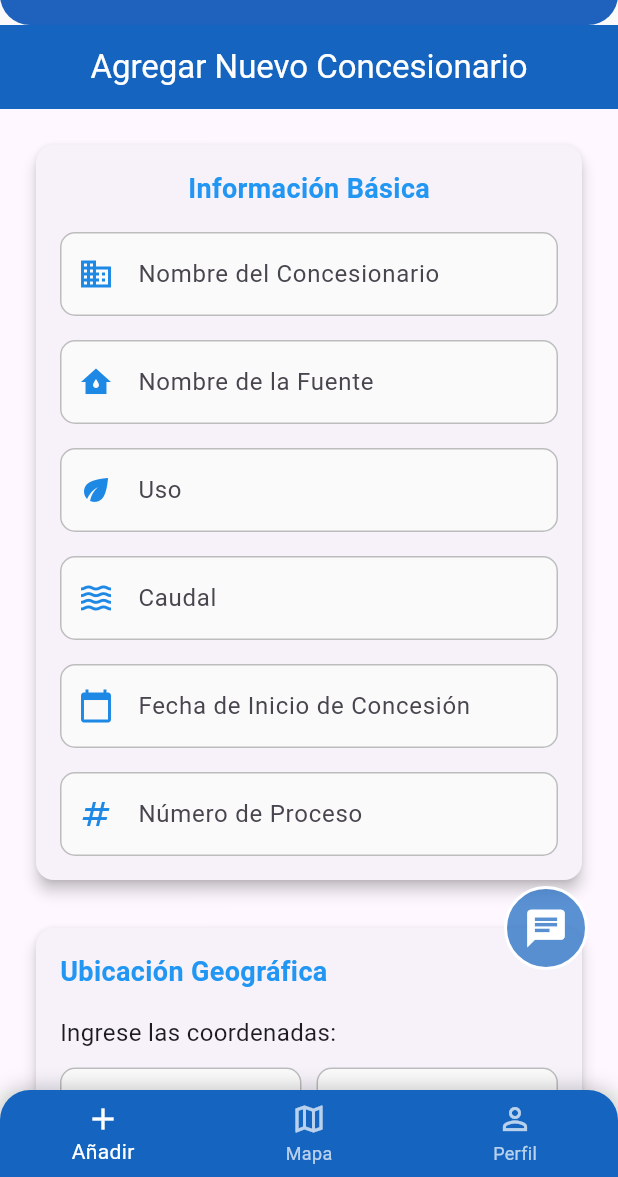
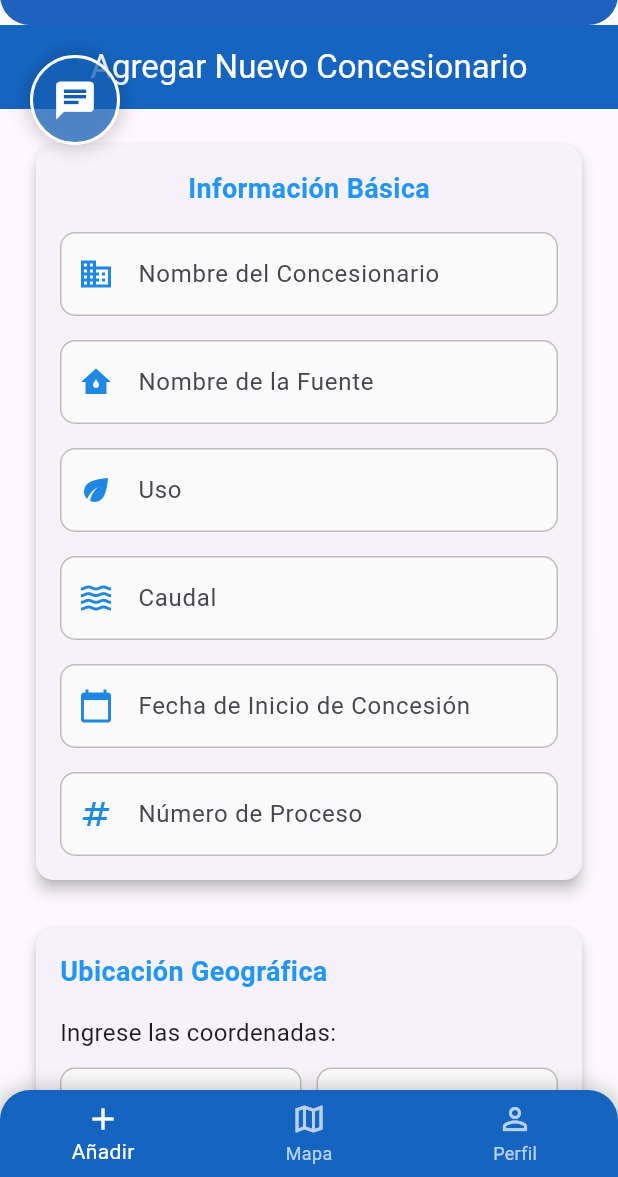
Before and after one commit to SeveroGames/hib_rec, a Flutter app: the screen it shows once a user with an empty profile is signed in, on a phone screen of 412 x 824 dp, the part 59-1236 px from its top. Run offline on Flutter 3.47's test engine with Material 3 defaults, Android fonts, the phone set to English and light mode, and no system bars; our stand-ins replace cloud_firestore, firebase_auth, firebase_core, google_fonts, google_generative_ai, google_maps_flutter; accounts and stored records are empty.

```diff
--- a/lib/screens/main_screen.dart
+++ b/lib/screens/main_screen.dart
@@ -1,10 +1,10 @@
 import 'package:flutter/material.dart';
 import 'package:firebase_auth/firebase_auth.dart';
 import 'package:cloud_firestore/cloud_firestore.dart';
+import 'package:hib_rec/screens/chat_screen.dart';
 import 'package:hib_rec/screens/map_screen.dart';
 import 'add_concesion.dart';
-import 'chat_screen.dart';
-import 'profile_section.dart'; // Tu pantalla de perfil
+import 'profile_section.dart';
 
 class MainScreen extends StatefulWidget {
   const MainScreen({super.key});
@@ -17,7 +17,8 @@ class _MainScreenState extends State<MainScreen> {
   User? _currentUser;
   Map<String, dynamic>? _userData;
   int _currentIndex = 0;
-  bool _showChatButton = true; // Controla la visibilidad del botón del chatbot
+  bool _showChatButton = true;
+  Offset _chatButtonPosition = Offset(20, 20);
 
   @override
   void initState() {
@@ -43,10 +44,9 @@ class _MainScreenState extends State<MainScreen> {
   }
 
   void _openChatbot() {
-    // Navegar a la pantalla del chatbot
     Navigator.push(
       context,
-      MaterialPageRoute(builder: (context) => ChatScreen(concessionName: 'Chat')),
+      MaterialPageRoute(builder: (context) => const ChatScreen(concessionName: 'ChatBot de Ayuda')),
     );
   }
 
@@ -75,15 +75,60 @@ class _MainScreenState extends State<MainScreen> {
       body: Stack(
         children: [
           _buildCurrentScreen(),
-          // Botón flotante del chatbot
           if (_showChatButton)
-            Positioned(
-              bottom: 80, // Ajusta esta posición según tus necesidades
-              right: 20,
-              child: FloatingActionButton(
-                onPressed: _openChatbot,
-                backgroundColor: Colors.transparent,
-                elevation: 0,
+            AnimatedPositioned(
+              duration: const Duration(milliseconds: 200),
+              left: _chatButtonPosition.dx,
+              top: _chatButtonPosition.dy,
+              child: Draggable(
+                feedback: Material(
+                  child: Container(
+                    width: 60,
+                    height: 60,
+                    decoration: BoxDecoration(
+                      color: Colors.blue.shade800.withOpacity(0.9),
+                      shape: BoxShape.circle,
+                      border: Border.all(
+                        color: Colors.white,
+                        width: 2,
+                      ),
+                      boxShadow: [
+                        BoxShadow(
+                          color: Colors.black.withOpacity(0.3),
+                          blurRadius: 10,
+                          spreadRadius: 2,
+                        ),
+                      ],
+                    ),
+                    child: const Icon(
+                      Icons.chat,
+                      color: Colors.white,
+                      size: 30,
+                    ),
+                  ),
+                ),
+                childWhenDragging: Container(),
+                onDragEnd: (details) {
+                  final screenSize = MediaQuery.of(context).size;
+                  double newX = details.offset.dx;
+                  double newY = details.offset.dy;
+
+                  // Efecto "imán" a los bordes
+                  if (newX < screenSize.width / 4) {
+                    newX = 20;
+                  } else if (newX > 3 * screenSize.width / 4) {
+                    newX = screenSize.width - 80;
+                  }
+
+                  setState(() {
+                    _chatButtonPosition = Offset(
+                      newX.clamp(20, screenSize.width - 80),
+                      newY.clamp(20, screenSize.height - 200),
+                    );
+                  });
+                },
+                child: GestureDetector(
+                  onTap: _openChatbot,
                   child: Container(
                     width: 60,
                     height: 60,
@@ -94,11 +139,19 @@ class _MainScreenState extends State<MainScreen> {
                         color: Colors.white,
                         width: 2,
                       ),
+                      boxShadow: [
+                        BoxShadow(
+                          color: Colors.black.withOpacity(0.2),
+                          blurRadius: 10,
+                          spreadRadius: 2,
+                        ),
+                      ],
                     ),
                     child: const Icon(
                       Icons.chat,
                       color: Colors.white,
                       size: 30,
+                    ),
                   ),
                 ),
               ),
```
Lines whose indentation alone changed are shown as unchanged.
